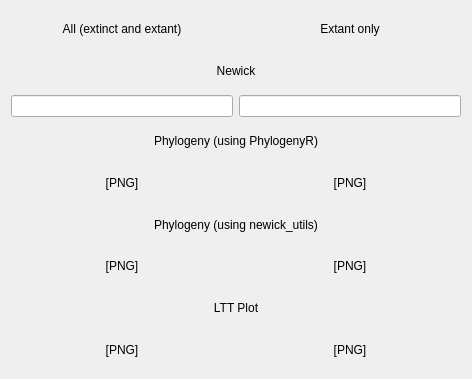
richelbilderbeek/ProjectRichelBilderbeek, file Classes/CppQtNewickDisplay/qtnewickdisplay.ui: the form before one commit.
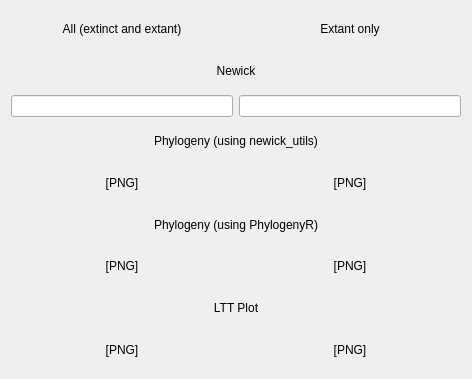
The form after the commit.

```diff
--- a/Classes/CppQtNewickDisplay/qtnewickdisplay.ui
+++ b/Classes/CppQtNewickDisplay/qtnewickdisplay.ui
@@ -14,7 +14,7 @@
    <string>Form</string>
   </property>
   <layout class="QGridLayout" name="gridLayout">
-   <item row="8" column="0">
+   <item row="10" column="0">
     <widget class="QLabel" name="image_lttPlot">
      <property name="text">
       <string>[PNG]</string>
@@ -24,7 +24,7 @@
      </property>
     </widget>
    </item>
-   <item row="8" column="1">
+   <item row="10" column="1">
     <widget class="QLabel" name="image_lttPlot_extant">
      <property name="text">
       <string>[PNG]</string>
@@ -34,47 +34,7 @@
      </property>
     </widget>
    </item>
-   <item row="6" column="1">
-    <widget class="QLabel" name="image_phylogeny_extant_newickutils">
-     <property name="text">
-      <string>[PNG]</string>
-     </property>
-     <property name="alignment">
-      <set>Qt::AlignCenter</set>
-     </property>
-    </widget>
-   </item>
-   <item row="0" column="0">
-    <widget class="QLabel" name="label_all">
-     <property name="text">
-      <string>All (extinct and extant)</string>
-     </property>
-     <property name="alignment">
-      <set>Qt::AlignCenter</set>
-     </property>
-    </widget>
-   </item>
-   <item row="4" column="0">
-    <widget class="QLabel" name="image_phylogeny">
-     <property name="text">
-      <string>[PNG]</string>
-     </property>
-     <property name="alignment">
-      <set>Qt::AlignCenter</set>
-     </property>
-    </widget>
-   </item>
-   <item row="4" column="1">
-    <widget class="QLabel" name="image_phylogeny_extant">
-     <property name="text">
-      <string>[PNG]</string>
-     </property>
-     <property name="alignment">
-      <set>Qt::AlignCenter</set>
-     </property>
-    </widget>
-   </item>
-   <item row="7" column="0" colspan="2">
+   <item row="9" column="0" colspan="2">
     <widget class="QLabel" name="label_lttPlot">
      <property name="text">
       <string>LTT Plot</string>
@@ -84,16 +44,6 @@
      </property>
     </widget>
    </item>
-   <item row="6" column="0">
-    <widget class="QLabel" name="image_phylogeny_newickutils">
-     <property name="text">
-      <string>[PNG]</string>
-     </property>
-     <property name="alignment">
-      <set>Qt::AlignCenter</set>
-     </property>
-    </widget>
-   </item>
    <item row="1" column="0" colspan="2">
     <widget class="QLabel" name="label_newick">
      <property name="text">
@@ -111,16 +61,6 @@
      </property>
     </widget>
    </item>
-   <item row="3" column="0" colspan="2">
-    <widget class="QLabel" name="label_full_pedigree_as_png">
-     <property name="text">
-      <string>Phylogeny (using PhylogenyR)</string>
-     </property>
-     <property name="alignment">
-      <set>Qt::AlignCenter</set>
-     </property>
-    </widget>
-   </item>
    <item row="0" column="1">
     <widget class="QLabel" name="label_extant">
      <property name="text">
@@ -131,6 +71,16 @@
      </property>
     </widget>
    </item>
+   <item row="5" column="0" colspan="2">
+    <widget class="QLabel" name="label_full_pedigree_as_png">
+     <property name="text">
+      <string>Phylogeny (using PhylogenyR)</string>
+     </property>
+     <property name="alignment">
+      <set>Qt::AlignCenter</set>
+     </property>
+    </widget>
+   </item>
    <item row="2" column="0">
     <widget class="QLineEdit" name="line_newick">
      <property name="readOnly">
@@ -138,7 +88,57 @@
      </property>
     </widget>
    </item>
-   <item row="5" column="0" colspan="2">
+   <item row="0" column="0">
+    <widget class="QLabel" name="label_all">
+     <property name="text">
+      <string>All (extinct and extant)</string>
+     </property>
+     <property name="alignment">
+      <set>Qt::AlignCenter</set>
+     </property>
+    </widget>
+   </item>
+   <item row="6" column="0">
+    <widget class="QLabel" name="image_phylogeny">
+     <property name="text">
+      <string>[PNG]</string>
+     </property>
+     <property name="alignment">
+      <set>Qt::AlignCenter</set>
+     </property>
+    </widget>
+   </item>
+   <item row="6" column="1">
+    <widget class="QLabel" name="image_phylogeny_extant">
+     <property name="text">
+      <string>[PNG]</string>
+     </property>
+     <property name="alignment">
+      <set>Qt::AlignCenter</set>
+     </property>
+    </widget>
+   </item>
+   <item row="4" column="0">
+    <widget class="QLabel" name="image_phylogeny_newickutils">
+     <property name="text">
+      <string>[PNG]</string>
+     </property>
+     <property name="alignment">
+      <set>Qt::AlignCenter</set>
+     </property>
+    </widget>
+   </item>
+   <item row="4" column="1">
+    <widget class="QLabel" name="image_phylogeny_extant_newickutils">
+     <property name="text">
+      <string>[PNG]</string>
+     </property>
+     <property name="alignment">
+      <set>Qt::AlignCenter</set>
+     </property>
+    </widget>
+   </item>
+   <item row="3" column="0" colspan="2">
     <widget class="QLabel" name="label_full_pedigree_as_txt">
      <property name="text">
       <string>Phylogeny (using newick_utils)</string>
```
